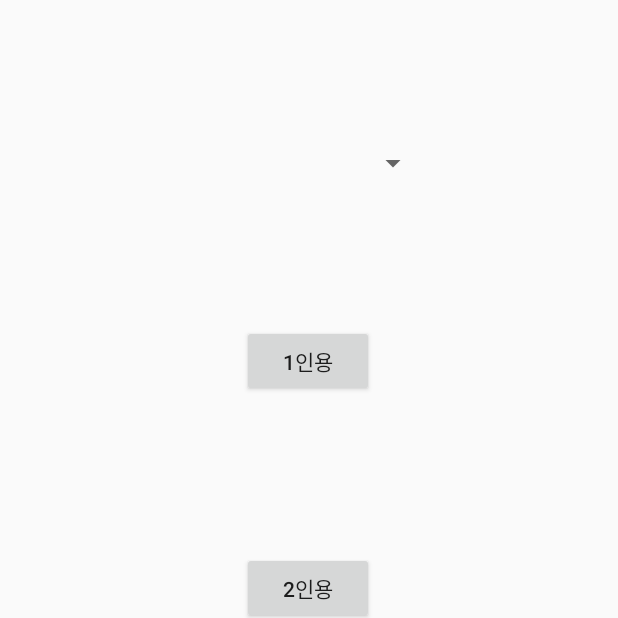
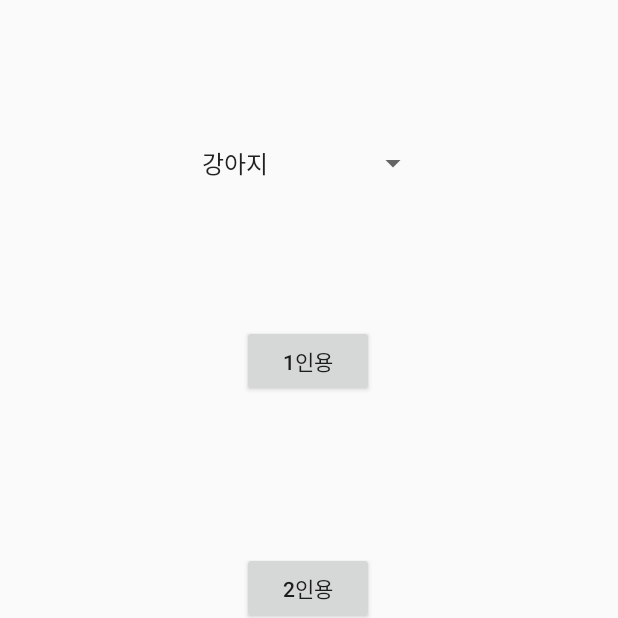
Before and after one commit to khsung0/Flip-Flip, an Android app: the screen it shows after launch (ModeSelectActivity), on a phone screen of 412 x 824 dp, the top half of it. Run offline under Robolectric (Android 15) with nearby library versions, the phone set to English and light mode, and no system bars.

Commit message:
ModeSelectActivity에 장르(강아지, 고양이) Spinner 추가

```diff
--- a/app/src/main/java/com/example/flipflip/DifficultySelectActivity.java
+++ b/app/src/main/java/com/example/flipflip/DifficultySelectActivity.java
@@ -16,6 +16,7 @@ public class DifficultySelectActivity extends AppCompatActivity {
     public void goToGame(View view){
         Intent intent = getIntent();
         int player = intent.getIntExtra("player",0);
+        String jenre = intent.getStringExtra("jenre");
         intent = new Intent(this, GameActivity.class);
         int difficulty;
         switch (view.getId()){
@@ -33,6 +34,7 @@ public class DifficultySelectActivity extends AppCompatActivity {
         }
         intent.putExtra("player",player);
         intent.putExtra("difficulty",difficulty);
+        intent.putExtra("jenre",jenre);
 
         startActivity(intent);
     }
--- a/app/src/main/java/com/example/flipflip/GameActivity.java
+++ b/app/src/main/java/com/example/flipflip/GameActivity.java
@@ -19,7 +19,8 @@ public class GameActivity extends AppCompatActivity {
         Intent intent = getIntent();
         int player = intent.getIntExtra("player",0);
         int difficulty = intent.getIntExtra("difficulty",0);
-        System.out.println(difficulty);
+        String jenre = intent.getStringExtra("jenre");
+
         appendTableRow(difficulty);
     }
 
--- a/app/src/main/java/com/example/flipflip/ModeSelectActivity.java
+++ b/app/src/main/java/com/example/flipflip/ModeSelectActivity.java
@@ -4,17 +4,33 @@ import android.content.Intent;
 import android.support.v7.app.AppCompatActivity;
 import android.os.Bundle;
 import android.view.View;
+import android.widget.ArrayAdapter;
+import android.widget.Spinner;
 
 public class ModeSelectActivity extends AppCompatActivity {
+
+    String[] items = {"강아지", "고양이"};
 
     @Override
     protected void onCreate(Bundle savedInstanceState) {
         super.onCreate(savedInstanceState);
         setContentView(R.layout.activity_mode_select);
+
+        //스피너 설정
+        Spinner spinner = findViewById(R.id.spinner);
+        ArrayAdapter<String> adapter = new ArrayAdapter<String>(this,android.R.layout.simple_spinner_item , items);
+        adapter.setDropDownViewResource(android.R.layout.simple_spinner_dropdown_item);
+        spinner.setAdapter(adapter);
     }
 
     public void goToDifficultySelect(View view){
         Intent intent = new Intent(this, DifficultySelectActivity.class);
+
+        //스피너 값 가져와서 다음 액티비티로 전달
+        Spinner spinner = findViewById(R.id.spinner);
+        String jenre = spinner.getSelectedItem().toString();
+        intent.putExtra("jenre",jenre);
+
         int player;
         switch (view.getId()){
             case R.id.onePlayer:
--- a/app/src/main/res/layout/activity_game.xml
+++ b/app/src/main/res/layout/activity_game.xml
@@ -48,5 +48,5 @@
         android:layout_alignParentBottom="true"
         android:layout_marginBottom="0dp"
         android:text="광고 자리"
-        android:textSize="25sp" />
+        android:textSize="55sp" />
 </RelativeLayout>
```
